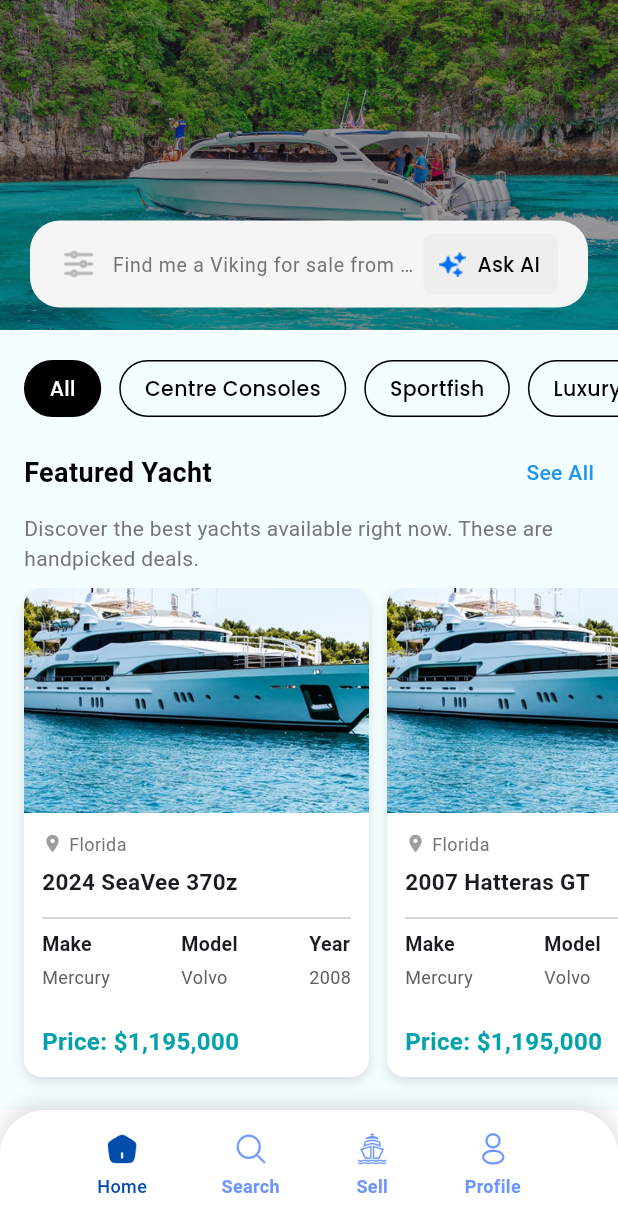
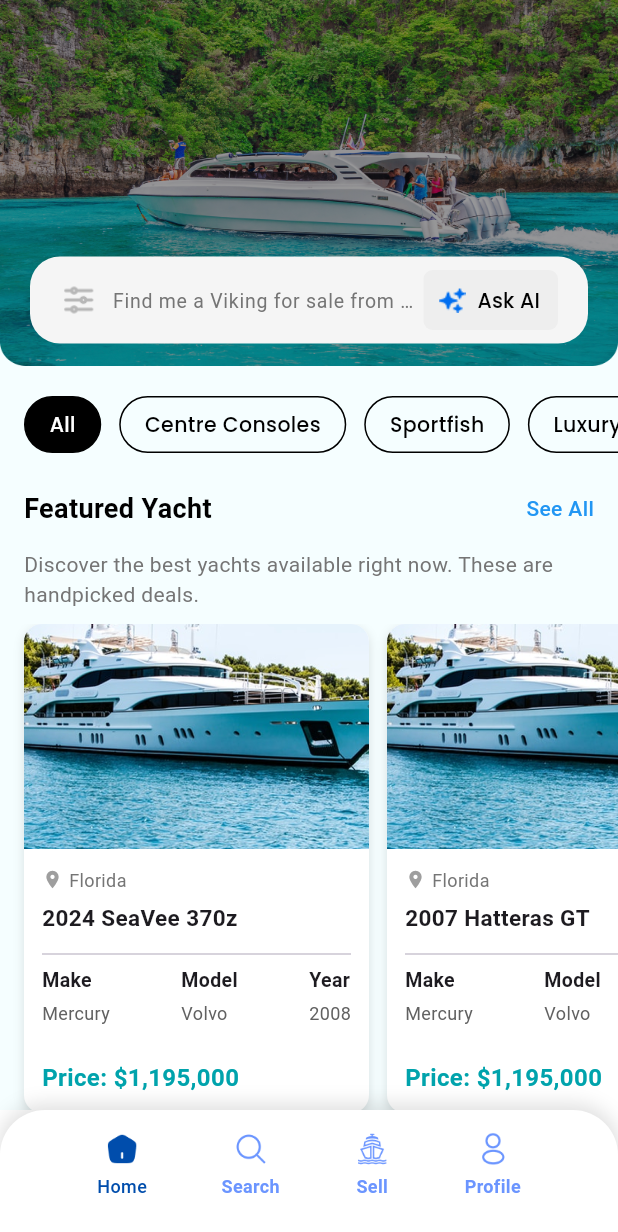
Before and after one commit to Dev-Ninjas-Backup/diaz1234567890, a Flutter app: the screen it shows after launch, on a phone screen of 412 x 824 dp. Shown: the top 1232 px of the screen. Run offline on Flutter 3.47's test engine with Material 3 defaults, Android fonts, the phone set to English and light mode, and no system bars; our stand-ins replace flutter_easyloading, flutter_screenutil, get, google_fonts.

Commit message:
Update files.

```diff
--- /dev/null
+++ b/devtools_options.yaml
@@ -0,0 +1,3 @@
+description: This file stores settings for Dart & Flutter DevTools.
+documentation: https://docs.flutter.dev/tools/devtools/extensions#configure-extension-enablement-states
+extensions:
--- a/lib/features/bottom_navbar/screen/bottom_navbar_screen.dart
+++ b/lib/features/bottom_navbar/screen/bottom_navbar_screen.dart
@@ -1,6 +1,7 @@
 import 'package:diaz1234567890/core/utils/constants/iconpath.dart';
 import 'package:diaz1234567890/features/bottom_navbar/controller/bottom_navbar_controller.dart';
-import 'package:diaz1234567890/features/homepage/screen/home.dart';
+import 'package:diaz1234567890/features/home/screen/home.dart';
+import 'package:diaz1234567890/features/profile/screen/profile_screen.dart';
 import 'package:diaz1234567890/features/search/screen/search_screen.dart';
 import 'package:diaz1234567890/features/sell/screen/sell_screen.dart';
 import 'package:flutter/material.dart';
@@ -15,12 +16,7 @@ class BottomNavbarScreen extends StatelessWidget {
     YachtHomePage(),
     YachtSearchPage(),
     SellScreen(),
-    Center(
-      child: Text(
-        'Profile Screen',
-        style: TextStyle(color: Colors.white, fontSize: 24),
-      ),
-    ),
+    ProfileScreen(),
   ];
 
   final List<String> activeIcons = [
--- /dev/null
+++ b/lib/features/home/screen/home.dart
@@ -0,0 +1,144 @@
+import 'package:diaz1234567890/core/common/style/global_text_style.dart';
+import 'package:diaz1234567890/core/utils/constants/imagepath.dart';
+import 'package:diaz1234567890/features/home/screen/listing_page.dart';
+import 'package:flutter/material.dart';
+import 'package:get/get.dart';
+import 'package:diaz1234567890/core/utils/constants/iconpath.dart';
+
+import '../controller/home_controller.dart';
+
+class YachtHomePage extends StatelessWidget {
+  const YachtHomePage({super.key});
+
+  @override
+  Widget build(BuildContext context) {
+    final YachtController controller = Get.put(YachtController());
+    return Scaffold(
+      backgroundColor: Color(0xFFF5FEFF),
+      body: SingleChildScrollView(
+        child: Column(
+          children: [
+            Stack(
+              children: [
+                Image.asset(
+                  Imagepath.homeBoat,
+                  height: 244,
+                  width: double.infinity,
+                  fit: BoxFit.fill,
+                ),
+                Positioned(
+                  bottom: 15,
+                  left: 20,
+                  right: 20,
+                  child: Container(
+                    padding: EdgeInsets.symmetric(horizontal: 20, vertical: 5),
+                    decoration: BoxDecoration(
+                      color: Colors.grey[100],
+                      borderRadius: BorderRadius.circular(20),
+                    ),
+                    child: Row(
+                      children: [
+                        Image.asset(Iconpath.customTune, width: 25, height: 25),
+                        SizedBox(width: 10),
+                        Expanded(
+                          child: TextField(
+                            decoration: InputDecoration(
+                              border: InputBorder.none,
+                              hintText:
+                                  "Find me a Viking for sale from 2005 to 2008",
+                              hintStyle: TextStyle(
+                                color: Colors.grey[600],
+                                fontSize: 13,
+                              ),
+                            ),
+                          ),
+                        ),
+                        TextButton(
+                          onPressed: () {},
+                          style: TextButton.styleFrom(
+                            padding: EdgeInsets.symmetric(
+                              horizontal: 10,
+                              vertical: 8,
+                            ),
+                            backgroundColor: Colors.grey[200],
+                            shape: RoundedRectangleBorder(
+                              borderRadius: BorderRadius.circular(6),
+                            ),
+                            foregroundColor: Colors.black,
+                            elevation: 0, // 👈 no shadow
+                          ),
+                          child: Row(
+                            children: [
+                              Image.asset(
+                                Iconpath.askAi,
+                                width: 18,
+                                height: 18,
+                              ),
+                              SizedBox(width: 6),
+                              Padding(
+                                padding: const EdgeInsets.symmetric(
+                                  horizontal: 2,
+                                ),
+                                child: Text(
+                                  "Ask AI",
+                                  style: getTextStyle(
+                                    color: Colors.black,
+                                    fontWeight: FontWeight.w500,
+                                  ),
+                                ),
+                              ),
+                            ],
+                          ),
+                        ),
+                      ],
+                    ),
+                  ),
+                ),
+              ],
+            ),
+
+            SizedBox(height: 20),
+
+            // Tab View (Categories)
+            Obx(
+              () => SingleChildScrollView(
+                scrollDirection: Axis.horizontal,
+                padding: EdgeInsets.symmetric(horizontal: 16),
+                child: Row(
+                  children: List.generate(controller.tabs.length, (index) {
+                    bool isSelected = controller.selectedTab.value == index;
+                    return GestureDetector(
+                      onTap: () => controller.changeTab(index),
+                      child: Container(
+                        margin: EdgeInsets.only(right: 12),
+                        padding: EdgeInsets.symmetric(
+                          horizontal: 16,
+                          vertical: 8,
+                        ),
+                        decoration: BoxDecoration(
+                          color: isSelected ? Colors.black : Color(0xFFF5FEFF),
+                          border: Border.all(
+                            color: Colors.black,
+                          ), // 👈 always black border
+                          borderRadius: BorderRadius.circular(20),
+                        ),
+                        child: Text(
+                          controller.tabs[index],
+                          style: getTextStyle(
+                            color: isSelected ? Colors.white : Colors.black,
+                            fontWeight: FontWeight.w500,
+                          ),
+                        ),
+                      ),
+                    );
+                  }),
+                ),
+              ),
+            ),
+            YachtListingPage(),
+          ],
+        ),
+      ),
+    );
+  }
+}
--- a/lib/features/homepage/screen/home.dart
+++ /dev/null
@@ -1,154 +0,0 @@
-import 'package:diaz1234567890/core/common/style/global_text_style.dart';
-import 'package:diaz1234567890/core/utils/constants/imagepath.dart';
-import 'package:diaz1234567890/features/homepage/screen/listing_page.dart';
-import 'package:flutter/material.dart';
-import 'package:get/get.dart';
-import 'package:diaz1234567890/core/utils/constants/iconpath.dart';
-
-import '../controller/home_controller.dart';
-
-class YachtHomePage extends StatelessWidget {
-  final YachtController controller = Get.put(YachtController());
-
-  @override
-  Widget build(BuildContext context) {
-    return Scaffold(
-      backgroundColor: Color(0xFFF5FEFF),
-      body: SafeArea(
-        child: SingleChildScrollView(
-          child: Column(
-            children: [
-              // Top Image Banner
-              Stack(
-                children: [
-                  Container(
-                    height: 220,
-                    width: double.infinity,
-                    child: Image.asset(Imagepath.homeBoat, fit: BoxFit.cover),
-                  ),
-                  Positioned(
-                    bottom: 15,
-                    left: 20,
-                    right: 20,
-                    child: Container(
-                      padding: EdgeInsets.symmetric(
-                        horizontal: 20,
-                        vertical: 5,
-                      ),
-                      decoration: BoxDecoration(
-                        color: Colors.grey[100],
-                        borderRadius: BorderRadius.circular(20),
-                      ),
-                      child: Row(
-                        children: [
-                          Image.asset(
-                            Iconpath.customTune,
-                            width: 25,
-                            height: 25,
-                          ),
-                          SizedBox(width: 10),
-                          Expanded(
-                            child: TextField(
-                              decoration: InputDecoration(
-                                border: InputBorder.none,
-                                hintText:
-                                    "Find me a Viking for sale from 2005 to 2008",
-                                hintStyle: TextStyle(
-                                  color: Colors.grey[600],
-                                  fontSize: 13,
-                                ),
-                              ),
-                            ),
-                          ),
-                          TextButton(
-                            onPressed: () {},
-                            style: TextButton.styleFrom(
-                              padding: EdgeInsets.symmetric(
-                                horizontal: 10,
-                                vertical: 8,
-                              ),
-                              backgroundColor: Colors.grey[200],
-                              shape: RoundedRectangleBorder(
-                                borderRadius: BorderRadius.circular(6),
-                              ),
-                              foregroundColor: Colors.black,
-                              elevation: 0, // 👈 no shadow
-                            ),
-                            child: Row(
-                              children: [
-                                Image.asset(
-                                  Iconpath.askAi,
-                                  width: 18,
-                                  height: 18,
-                                ),
-                                SizedBox(width: 6),
-                                Padding(
-                                  padding: const EdgeInsets.symmetric(
-                                    horizontal: 2,
-                                  ),
-                                  child: Text(
-                                    "Ask AI",
-                                    style: getTextStyle(
-                                      color: Colors.black,
-                                      fontWeight: FontWeight.w500,
-                                    ),
-                                  ),
-                                ),
-                              ],
-                            ),
-                          ),
-                        ],
-                      ),
-                    ),
-                  ),
-                ],
-              ),
-
-              SizedBox(height: 20),
-
-              // Tab View (Categories)
-              Obx(
-                () => SingleChildScrollView(
-                  scrollDirection: Axis.horizontal,
-                  padding: EdgeInsets.symmetric(horizontal: 16),
-                  child: Row(
-                    children: List.generate(controller.tabs.length, (index) {
-                      bool isSelected = controller.selectedTab.value == index;
-                      return GestureDetector(
-                        onTap: () => controller.changeTab(index),
-                        child: Container(
-                          margin: EdgeInsets.only(right: 12),
-                          padding: EdgeInsets.symmetric(
-                            horizontal: 16,
-                            vertical: 8,
-                          ),
-                          decoration: BoxDecoration(
-                            color: isSelected
-                                ? Colors.black
-                                : Color(0xFFF5FEFF),
-                            border: Border.all(
-                              color: Colors.black,
-                            ), // 👈 always black border
-                            borderRadius: BorderRadius.circular(20),
-                          ),
-                          child: Text(
-                            controller.tabs[index],
-                            style: getTextStyle(
-                              color: isSelected ? Colors.white : Colors.black,
-                              fontWeight: FontWeight.w500,
-                            ),
-                          ),
-                        ),
-                      );
-                    }),
-                  ),
-                ),
-              ),
-              YachtListingPage(),
-            ],
-          ),
-        ),
-      ),
-    );
-  }
-}
--- a/lib/features/package/screen/package_screen.dart
+++ b/lib/features/package/screen/package_screen.dart
@@ -17,7 +17,7 @@ class SellPackageScreen extends StatelessWidget {
       backgroundColor: Color(0xFFF5FEFF),
       appBar: AppBar(
         backgroundColor: Color(0xFF006EF0),
-        toolbarHeight: 80, // Increased height
+        toolbarHeight: 80,
         leading: IconButton(
           icon: Icon(Icons.arrow_back, color: Colors.white),
           onPressed: () {
--- a/lib/routes/app_routes.dart
+++ b/lib/routes/app_routes.dart
@@ -1,15 +1,16 @@
 import 'package:diaz1234567890/features/bottom_navbar/screen/bottom_navbar_screen.dart';
+import 'package:diaz1234567890/features/profile/screen/profile_screen.dart';
 import 'package:get/get.dart';
 
 class AppRoute {
-  // static String splashScreen = "/splashScreen";
   static String bottomNavBar = "/bottomNavBar";
+  static String profileScreen = "/profileScreen";
 
-  // static String getSplashScreen() => splashScreen;
   static String getBottomNavBar() => bottomNavBar;
+  static String getProfileScreen() => profileScreen;
 
   static List<GetPage> routes = [
-    // GetPage(name: splashScreen, page: () => SplashScreen()),
     GetPage(name: bottomNavBar, page: () => BottomNavbarScreen()),
+    GetPage(name: profileScreen, page: () => ProfileScreen()),
   ];
 }
```
Also changed, not shown: lib/core/common/widget/custom_appbar.dart (+25 -2 lines), lib/features/profile/screen/profile_screen.dart (added, +34 -0 lines), lib/features/search/screen/search_screen.dart (+7 -15 lines), lib/features/sell/screen/sell_screen.dart (+5 -9 lines), lib/features/home/controller/home_controller.dart (renamed from lib/features/homepage/controller/home_controller.dart), lib/features/home/model/home_model.dart (renamed from lib/features/homepage/model/home_model.dart), lib/features/home/screen/listing_page.dart (renamed from lib/features/homepage/screen/listing_page.dart), lib/features/profile/controller/profile_controller.dart (added).
